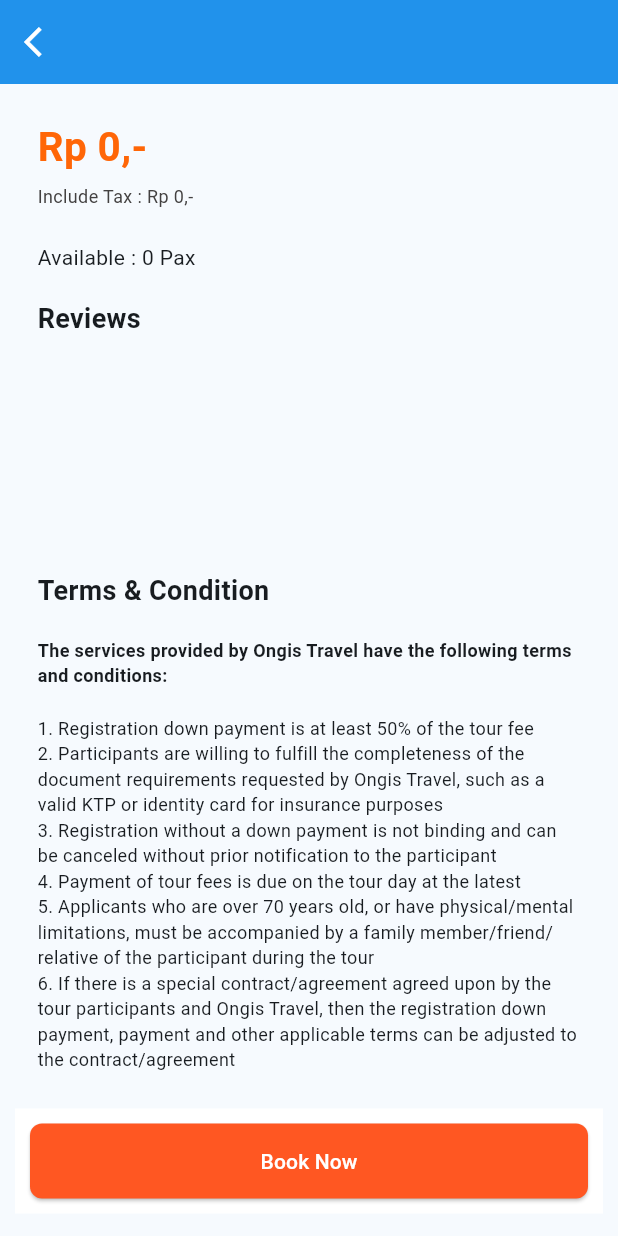
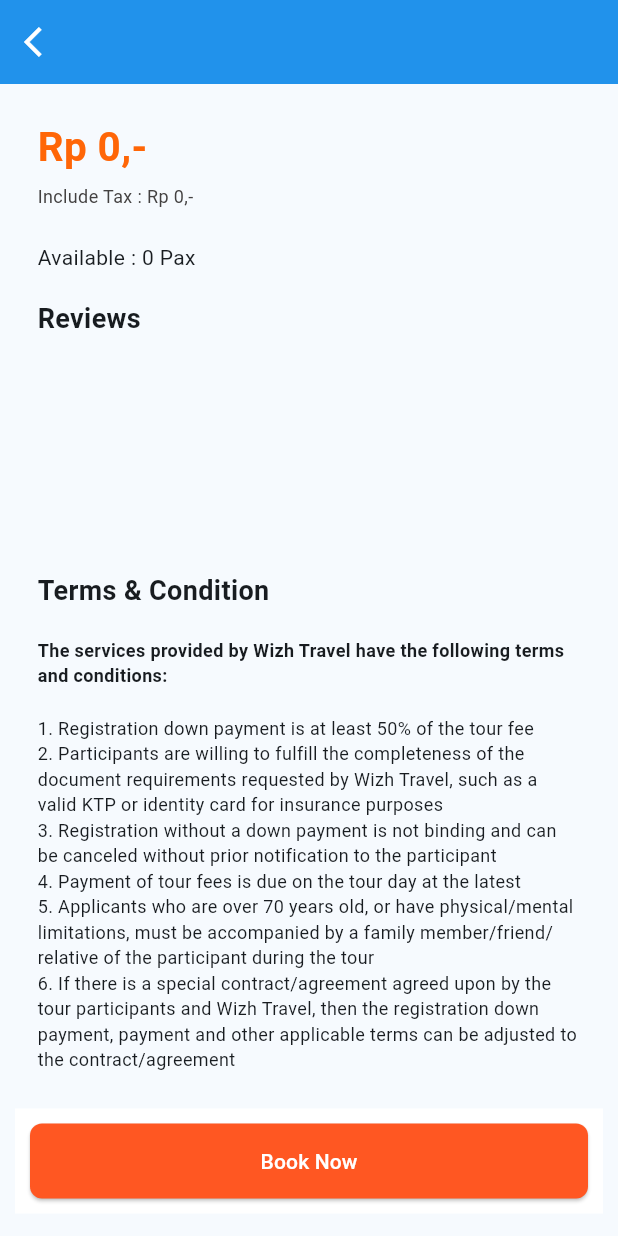
Before and after one commit to ghiffaryil/wizh-travel-app, a Flutter app: the DetailPage screen opened directly with empty values, scrolled down 309 dp, on a phone screen of 412 x 824 dp. Run offline on Flutter 3.47's test engine with Material 3 defaults, Android fonts, the phone set to English and light mode, and no system bars; our stand-ins replace shimmer; network calls fail.

Commit message:
Update layout

```diff
--- a/lib/presentation/detail/detail_page.dart
+++ b/lib/presentation/detail/detail_page.dart
@@ -288,7 +288,7 @@ class _DetailPageState extends State<DetailPage> {
                   Container(
                     margin: EdgeInsets.only(top: 18),
                     child: Text(
-                      'The services provided by Ongis Travel have the following terms and conditions:',
+                      'The services provided by Wizh Travel have the following terms and conditions:',
                       style: TextStyle(
                         fontSize: 12,
                         fontWeight: FontWeight.bold,
@@ -300,11 +300,11 @@ class _DetailPageState extends State<DetailPage> {
                     margin: EdgeInsets.only(top: 18),
                     child: Text(
                       '1. Registration down payment is at least 50% of the tour fee\n'
-                      '2. Participants are willing to fulfill the completeness of the document requirements requested by Ongis Travel, such as a valid KTP or identity card for insurance purposes\n'
+                      '2. Participants are willing to fulfill the completeness of the document requirements requested by Wizh Travel, such as a valid KTP or identity card for insurance purposes\n'
                       '3. Registration without a down payment is not binding and can be canceled without prior notification to the participant\n'
                       '4. Payment of tour fees is due on the tour day at the latest\n'
                       '5. Applicants who are over 70 years old, or have physical/mental limitations, must be accompanied by a family member/friend/relative of the participant during the tour\n'
-                      '6. If there is a special contract/agreement agreed upon by the tour participants and Ongis Travel, then the registration down payment, payment and other applicable terms can be adjusted to the contract/agreement',
+                      '6. If there is a special contract/agreement agreed upon by the tour participants and Wizh Travel, then the registration down payment, payment and other applicable terms can be adjusted to the contract/agreement',
                       style: TextStyle(fontSize: 12),
                     ),
                   ),
--- a/lib/presentation/home/home.dart
+++ b/lib/presentation/home/home.dart
@@ -27,7 +27,7 @@ class _HomePageState extends State<HomePage> {
       backgroundColor: const Color.fromARGB(255, 255, 255, 255),
       appBar: AppBar(
         title: Text(
-          'Wizh Travel App',
+          'Wizh Travel',
           style: TextStyle(
             fontSize: 24,
             fontWeight: FontWeight.bold,
```
